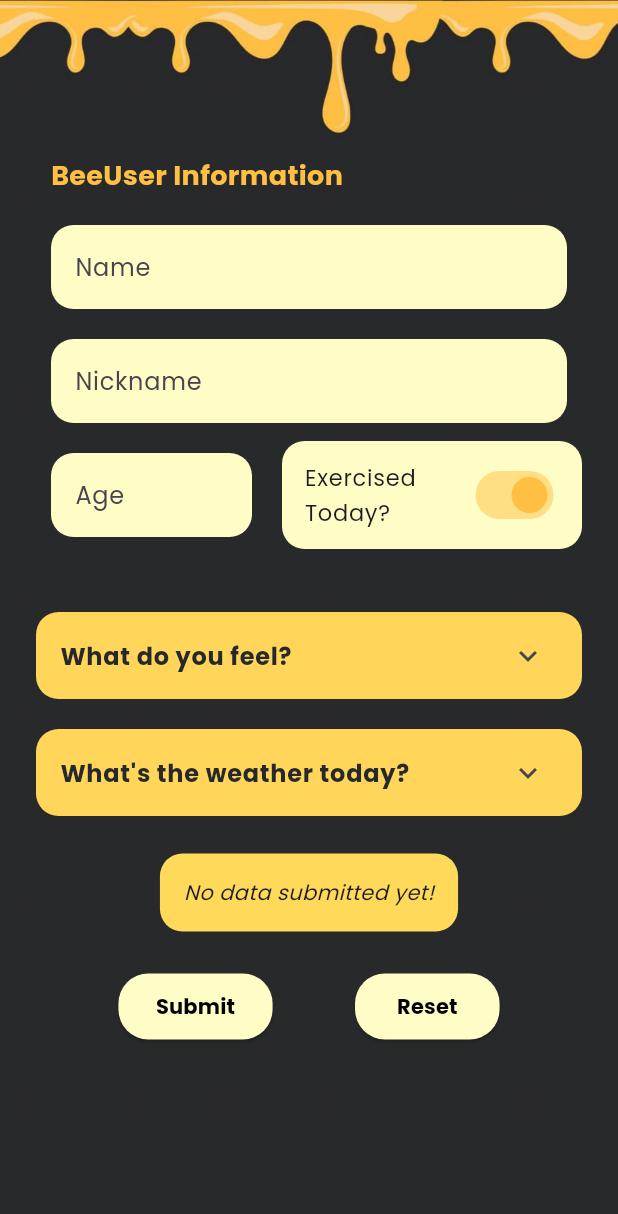
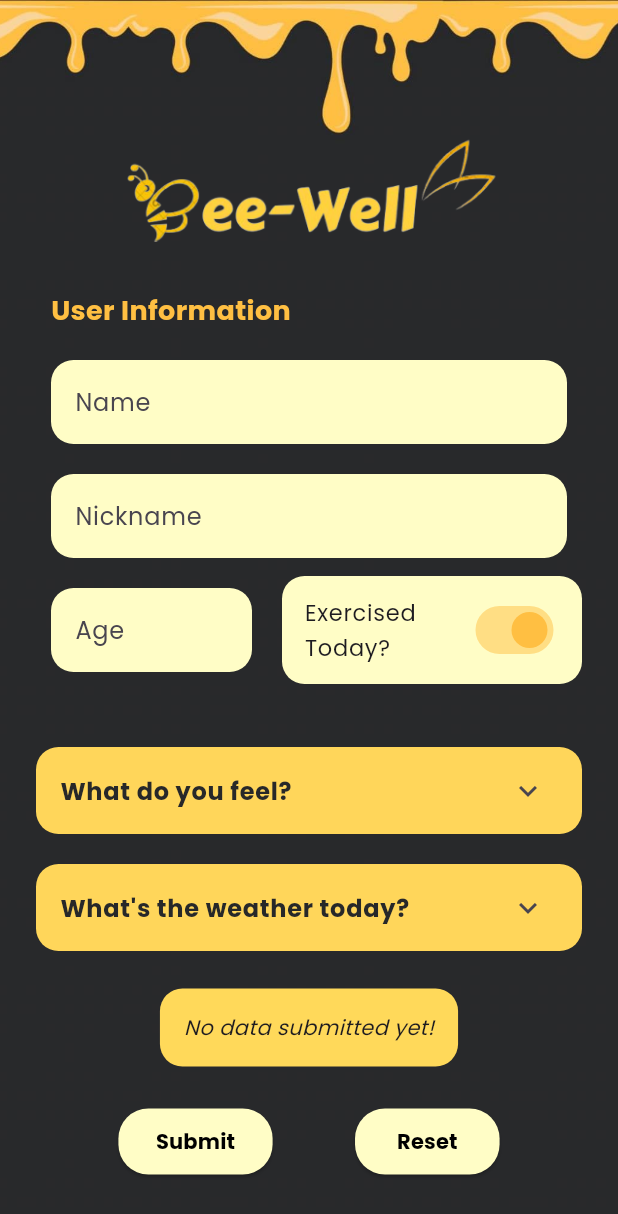
Before and after one commit to dosaniii/mood-tracker-app, a Flutter app: the screen it shows after launch, on a phone screen of 412 x 824 dp. Shown: the top 1214 px of the screen. Run offline on Flutter 3.47's test engine with Material 3 defaults, Android fonts, the phone set to English and light mode, and no system bars; accounts and stored records are empty.

Commit message:
Ui: Added a logo for mood tracker app.

```diff
--- a/lib/form_sample.dart
+++ b/lib/form_sample.dart
@@ -170,10 +170,11 @@ class _FormSampleState extends State<FormSample> {
               CrossAxisAlignment
                   .stretch, // Ensure children stretch horizontally
           children: [
+            SizedBox(height: 15),
             Padding(
               padding: EdgeInsets.all(10), // Add padding for consistency
               child: Text(
-                "BeeUser Information",
+                "User Information",
                 style: TextStyle(
                   color: Color(0xFFFFBF42),
                   fontFamily: 'Poppins',
--- a/lib/main.dart
+++ b/lib/main.dart
@@ -12,7 +12,7 @@ class MyApp extends StatelessWidget {
   @override
   Widget build(BuildContext context) {
     return MaterialApp(
-      title: 'BeeWell',
+      title: 'Bee-Well',
       theme: ThemeData(fontFamily: 'Poppins'),
       home: UserInteractivitySample(),
     );
--- a/lib/user_interactivity_sample.dart
+++ b/lib/user_interactivity_sample.dart
@@ -39,14 +39,16 @@ class _UserInteractivitySampleState extends State<UserInteractivitySample> {
               mainAxisAlignment: MainAxisAlignment.center,
               children: [
                 // Wrapping image inside a Container to control size without affecting spacing
+                SizedBox(height: 75),
                 Container(
                   height: 70, // Adjusted height
                   width: 300, // Adjusted width
-                  alignment: Alignment.center, // Keeps it centered
-                  // child: Image.asset(
-                  //   'assets/vibecheck.png',
-                  //   fit: BoxFit.contain, // Ensures it doesn't stretch
-                  // ),
+                  alignment: Alignment.center,
+                  //Keeps it centered
+                  child: Image.asset(
+                    'assets/icon.png',
+                    fit: BoxFit.contain, // Ensures it doesn't stretch
+                  ),
                 ),
 
                 // SizedBox(height: 20), // Keeps spacing between the image and form
--- a/pubspec.yaml
+++ b/pubspec.yaml
@@ -57,6 +57,7 @@ flutter:
     - assets/vibecheck.png
     - assets/BeeWell.png
     - assets/BeeWell.jpeg
+    - assets/icon.png
 
   # fonts:
   #   - family: Poppins
```
Also changed, not shown: assets/icon.png (added).
